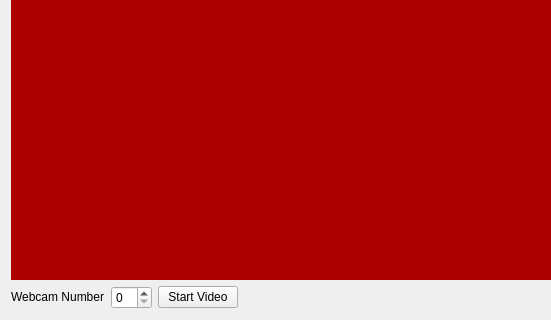
Before: the Qt Designer form lib/cfclient/ui/tabs/cameraTab.ui in gt-quadcopter/crazyflie-clients-python, drawn with Qt 5; both pictures show x 0 to 551 and y 489 to 809 of the 1201 by 809 pixel window.
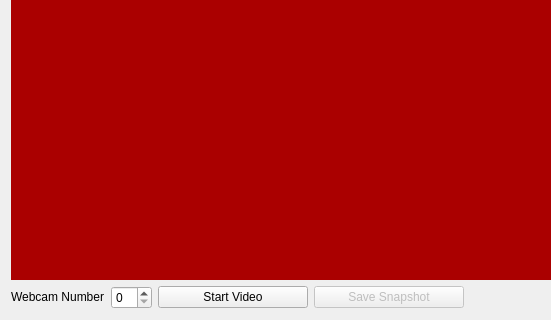
After: the same form once the commit is applied.

Commit message: commit to dev-camera

Patch:
```diff
--- a/lib/cfclient/ui/tabs/cameraTab.ui
+++ b/lib/cfclient/ui/tabs/cameraTab.ui
@@ -83,11 +83,39 @@
            <verstretch>0</verstretch>
           </sizepolicy>
          </property>
+         <property name="minimumSize">
+          <size>
+           <width>150</width>
+           <height>0</height>
+          </size>
+         </property>
          <property name="text">
           <string>Start Video</string>
          </property>
         </widget>
        </item>
+       <item>
+        <widget class="QPushButton" name="button_snapshot">
+         <property name="enabled">
+          <bool>false</bool>
+         </property>
+         <property name="sizePolicy">
+          <sizepolicy hsizetype="Fixed" vsizetype="Fixed">
+           <horstretch>0</horstretch>
+           <verstretch>0</verstretch>
+          </sizepolicy>
+         </property>
+         <property name="minimumSize">
+          <size>
+           <width>150</width>
+           <height>0</height>
+          </size>
+         </property>
+         <property name="text">
+          <string>Save Snapshot</string>
+         </property>
+        </widget>
+       </item>
        <item>
         <spacer name="horizontalSpacer">
          <property name="orientation">
```
